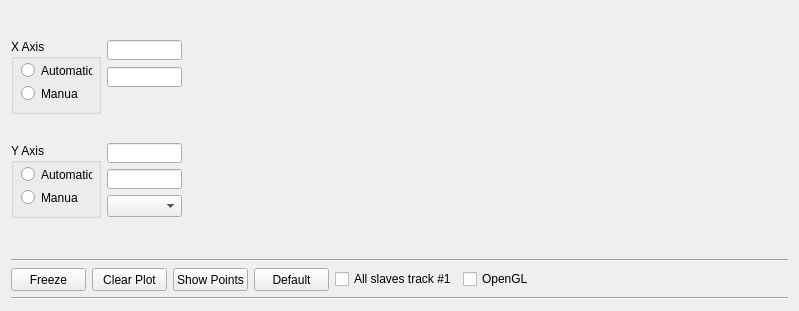
Old version of the form ui/w_ankleTorque.ui in the repository johnbatzer18/biomech_flexsea-plan.
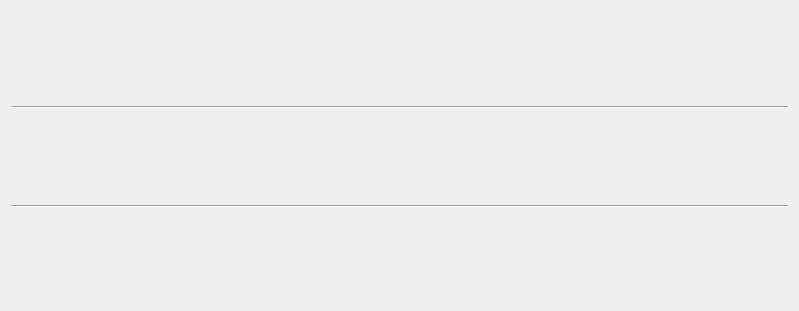
New version of the form.

Commit message: simplified ankle torque window (removed unused stuff)

The edit to the form file:
```diff
--- a/ui/w_ankleTorque.ui
+++ b/ui/w_ankleTorque.ui
@@ -39,267 +39,6 @@
      </property>
     </spacer>
    </item>
-   <item>
-    <layout class="QGridLayout" name="gridLayout_2">
-     <item row="0" column="0">
-      <layout class="QGridLayout" name="gridLayout">
-       <property name="sizeConstraint">
-        <enum>QLayout::SetMinimumSize</enum>
-       </property>
-       <item row="0" column="1">
-        <layout class="QVBoxLayout" name="verticalLayout_3">
-         <item>
-          <widget class="QLineEdit" name="lineEditXMin">
-           <property name="sizePolicy">
-            <sizepolicy hsizetype="Minimum" vsizetype="Fixed">
-             <horstretch>0</horstretch>
-             <verstretch>0</verstretch>
-            </sizepolicy>
-           </property>
-           <property name="minimumSize">
-            <size>
-             <width>50</width>
-             <height>0</height>
-            </size>
-           </property>
-           <property name="maximumSize">
-            <size>
-             <width>75</width>
-             <height>20</height>
-            </size>
-           </property>
-          </widget>
-         </item>
-         <item>
-          <widget class="QLineEdit" name="lineEditXMax">
-           <property name="sizePolicy">
-            <sizepolicy hsizetype="Minimum" vsizetype="Fixed">
-             <horstretch>0</horstretch>
-             <verstretch>0</verstretch>
-            </sizepolicy>
-           </property>
-           <property name="minimumSize">
-            <size>
-             <width>50</width>
-             <height>0</height>
-            </size>
-           </property>
-           <property name="maximumSize">
-            <size>
-             <width>75</width>
-             <height>20</height>
-            </size>
-           </property>
-          </widget>
-         </item>
-         <item>
-          <spacer name="verticalSpacer_4">
-           <property name="orientation">
-            <enum>Qt::Vertical</enum>
-           </property>
-           <property name="sizeType">
-            <enum>QSizePolicy::Fixed</enum>
-           </property>
-           <property name="sizeHint" stdset="0">
-            <size>
-             <width>20</width>
-             <height>25</height>
-            </size>
-           </property>
-          </spacer>
-         </item>
-        </layout>
-       </item>
-       <item row="0" column="0">
-        <widget class="QGroupBox" name="groupBoxX">
-         <property name="sizePolicy">
-          <sizepolicy hsizetype="Preferred" vsizetype="Fixed">
-           <horstretch>0</horstretch>
-           <verstretch>0</verstretch>
-          </sizepolicy>
-         </property>
-         <property name="minimumSize">
-          <size>
-           <width>90</width>
-           <height>75</height>
-          </size>
-         </property>
-         <property name="maximumSize">
-          <size>
-           <width>90</width>
-           <height>75</height>
-          </size>
-         </property>
-         <property name="title">
-          <string>X Axis</string>
-         </property>
-         <widget class="QRadioButton" name="radioButtonXA">
-          <property name="geometry">
-           <rect>
-            <x>10</x>
-            <y>23</y>
-            <width>71</width>
-            <height>17</height>
-           </rect>
-          </property>
-          <property name="text">
-           <string>Automatic</string>
-          </property>
-         </widget>
-         <widget class="QRadioButton" name="radioButtonXM">
-          <property name="geometry">
-           <rect>
-            <x>10</x>
-            <y>46</y>
-            <width>57</width>
-            <height>17</height>
-           </rect>
-          </property>
-          <property name="text">
-           <string>Manual</string>
-          </property>
-         </widget>
-        </widget>
-       </item>
-       <item row="5" column="1">
-        <layout class="QVBoxLayout" name="verticalLayout_4">
-         <item>
-          <widget class="QLineEdit" name="lineEditYMin">
-           <property name="minimumSize">
-            <size>
-             <width>50</width>
-             <height>0</height>
-            </size>
-           </property>
-           <property name="maximumSize">
-            <size>
-             <width>75</width>
-             <height>20</height>
-            </size>
-           </property>
-          </widget>
-         </item>
-         <item>
-          <widget class="QLineEdit" name="lineEditYMax">
-           <property name="minimumSize">
-            <size>
-             <width>50</width>
-             <height>0</height>
-            </size>
-           </property>
-           <property name="maximumSize">
-            <size>
-             <width>75</width>
-             <height>20</height>
-            </size>
-           </property>
-          </widget>
-         </item>
-         <item>
-          <widget class="QComboBox" name="comboBoxMargin"/>
-         </item>
-        </layout>
-       </item>
-       <item row="5" column="0">
-        <widget class="QGroupBox" name="groupBoxY">
-         <property name="sizePolicy">
-          <sizepolicy hsizetype="Preferred" vsizetype="Fixed">
-           <horstretch>0</horstretch>
-           <verstretch>0</verstretch>
-          </sizepolicy>
-         </property>
-         <property name="minimumSize">
-          <size>
-           <width>90</width>
-           <height>75</height>
-          </size>
-         </property>
-         <property name="maximumSize">
-          <size>
-           <width>90</width>
-           <height>75</height>
-          </size>
-         </property>
-         <property name="title">
-          <string>Y Axis</string>
-         </property>
-         <widget class="QRadioButton" name="radioButtonYA">
-          <property name="geometry">
-           <rect>
-            <x>10</x>
-            <y>23</y>
-            <width>71</width>
-            <height>17</height>
-           </rect>
-          </property>
-          <property name="text">
-           <string>Automatic</string>
-          </property>
-         </widget>
-         <widget class="QRadioButton" name="radioButtonYM">
-          <property name="geometry">
-           <rect>
-            <x>10</x>
-            <y>46</y>
-            <width>57</width>
-            <height>17</height>
-           </rect>
-          </property>
-          <property name="text">
-           <string>Manual</string>
-          </property>
-         </widget>
-        </widget>
-       </item>
-       <item row="6" column="1">
-        <spacer name="verticalSpacer_6">
-         <property name="orientation">
-          <enum>Qt::Vertical</enum>
-         </property>
-         <property name="sizeType">
-          <enum>QSizePolicy::Minimum</enum>
-         </property>
-         <property name="sizeHint" stdset="0">
-          <size>
-           <width>20</width>
-           <height>10</height>
-          </size>
-         </property>
-        </spacer>
-       </item>
-      </layout>
-     </item>
-     <item row="0" column="4">
-      <spacer name="horizontalSpacer_2">
-       <property name="orientation">
-        <enum>Qt::Horizontal</enum>
-       </property>
-       <property name="sizeHint" stdset="0">
-        <size>
-         <width>5</width>
-         <height>5</height>
-        </size>
-       </property>
-      </spacer>
-     </item>
-     <item row="0" column="2" colspan="2">
-      <spacer name="horizontalSpacer">
-       <property name="orientation">
-        <enum>Qt::Horizontal</enum>
-       </property>
-       <property name="sizeType">
-        <enum>QSizePolicy::Maximum</enum>
-       </property>
-       <property name="sizeHint" stdset="0">
-        <size>
-         <width>20</width>
-         <height>20</height>
-        </size>
-       </property>
-      </spacer>
-     </item>
-    </layout>
-   </item>
    <item>
     <widget class="Line" name="line_4">
      <property name="orientation">
@@ -307,135 +46,6 @@
      </property>
     </widget>
    </item>
-   <item>
-    <layout class="QGridLayout" name="gridLayout_4">
-     <item row="0" column="1">
-      <widget class="QPushButton" name="pushButtonClear">
-       <property name="minimumSize">
-        <size>
-         <width>75</width>
-         <height>23</height>
-        </size>
-       </property>
-       <property name="maximumSize">
-        <size>
-         <width>75</width>
-         <height>23</height>
-        </size>
-       </property>
-       <property name="text">
-        <string>Clear Plot</string>
-       </property>
-      </widget>
-     </item>
-     <item row="0" column="0">
-      <widget class="QPushButton" name="pushButtonFreeze">
-       <property name="sizePolicy">
-        <sizepolicy hsizetype="Fixed" vsizetype="Fixed">
-         <horstretch>0</horstretch>
-         <verstretch>0</verstretch>
-        </sizepolicy>
-       </property>
-       <property name="minimumSize">
-        <size>
-         <width>75</width>
-         <height>23</height>
-        </size>
-       </property>
-       <property name="maximumSize">
-        <size>
-         <width>75</width>
-         <height>23</height>
-        </size>
-       </property>
-       <property name="text">
-        <string>Freeze</string>
-       </property>
-      </widget>
-     </item>
-     <item row="0" column="6">
-      <spacer name="verticalSpacer_7">
-       <property name="orientation">
-        <enum>Qt::Vertical</enum>
-       </property>
-       <property name="sizeType">
-        <enum>QSizePolicy::Minimum</enum>
-       </property>
-       <property name="sizeHint" stdset="0">
-        <size>
-         <width>20</width>
-         <height>20</height>
-        </size>
-       </property>
-      </spacer>
-     </item>
-     <item row="0" column="4">
-      <widget class="QCheckBox" name="checkBoxTrack">
-       <property name="text">
-        <string>All slaves track #1</string>
-       </property>
-      </widget>
-     </item>
-     <item row="0" column="2">
-      <widget class="QPushButton" name="pbPoints">
-       <property name="minimumSize">
-        <size>
-         <width>75</width>
-         <height>23</height>
-        </size>
-       </property>
-       <property name="maximumSize">
-        <size>
-         <width>75</width>
-         <height>23</height>
-        </size>
-       </property>
-       <property name="text">
-        <string>Show Points</string>
-       </property>
-      </widget>
-     </item>
-     <item row="0" column="5">
-      <widget class="QCheckBox" name="checkBoxOpenGL">
-       <property name="text">
-        <string>OpenGL</string>
-       </property>
-      </widget>
-     </item>
-     <item row="0" column="3">
-      <widget class="QPushButton" name="pbReset">
-       <property name="minimumSize">
-        <size>
-         <width>75</width>
-         <height>23</height>
-        </size>
-       </property>
-       <property name="maximumSize">
-        <size>
-         <width>75</width>
-         <height>23</height>
-        </size>
-       </property>
-       <property name="text">
-        <string>Default</string>
-       </property>
-      </widget>
-     </item>
-     <item row="0" column="7">
-      <spacer name="horizontalSpacer_4">
-       <property name="orientation">
-        <enum>Qt::Horizontal</enum>
-       </property>
-       <property name="sizeHint" stdset="0">
-        <size>
-         <width>40</width>
-         <height>20</height>
-        </size>
-       </property>
-      </spacer>
-     </item>
-    </layout>
-   </item>
    <item>
     <widget class="Line" name="line">
      <property name="orientation">
```
Left out of the diff: 17 changed lines with no effect on the pictures.
